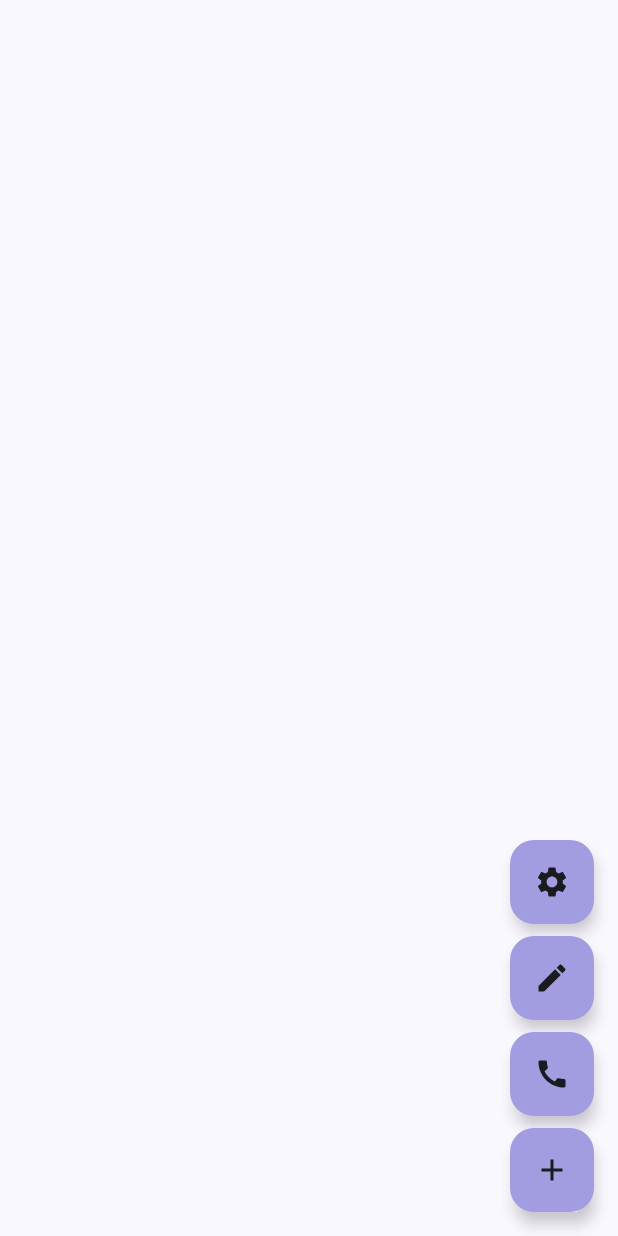
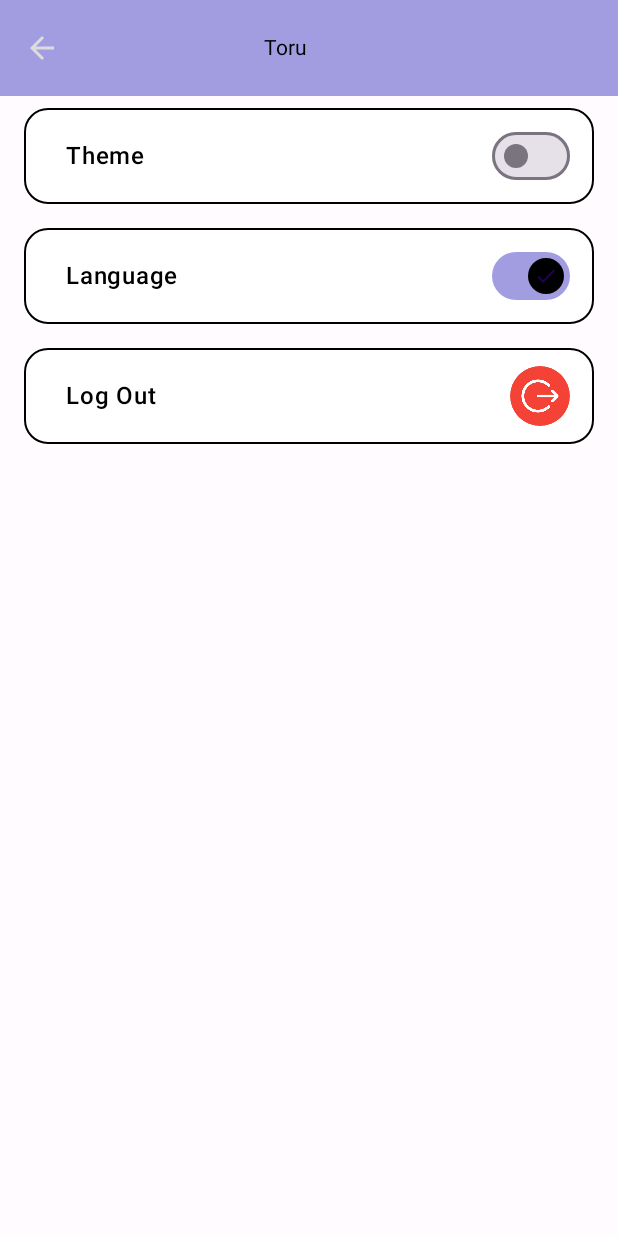
Before and after one commit to sudesuvar/toruApplication, an Android app built with Jetpack Compose: the MainPage screen opened through its navigation route, after a tap on "Setting Page", on a phone screen of 412 x 824 dp. Run offline under Robolectric (Android 15) with nearby library versions, the phone set to English and light mode, and no system bars; our stand-ins replace Firebase (no records; nobody signed in at launch, a user with empty details on screens opened directly), livedata-compose; 1 other tap on this screen came first.

Commit message:
theme bug

```diff
--- a/app/src/main/java/com/example/toruapplication/Components/ActionBar.kt
+++ b/app/src/main/java/com/example/toruapplication/Components/ActionBar.kt
@@ -18,11 +18,13 @@ import androidx.compose.ui.graphics.Color
 import androidx.compose.ui.res.colorResource
 import androidx.compose.ui.tooling.preview.Preview
 import androidx.compose.ui.unit.dp
+import androidx.navigation.NavController
 import com.example.toruapplication.R
+import com.example.toruapplication.Routes
 
-@Preview
+
 @Composable
-fun ActionBar() {
+fun ActionBar(navController: NavController) {
     var isExpanded by remember { mutableStateOf(false) }
 
     Scaffold(
@@ -31,7 +33,7 @@ fun ActionBar() {
                 AnimatedVisibility(visible = isExpanded, enter = androidx.compose.animation.expandVertically(), exit = androidx.compose.animation.shrinkVertically()) {
                     Column {
                         SmallFab(icon = Icons.Default.Settings, contentDescription = "Setting Page", modifier = Modifier, color = colorResource(R.color.Primary)) {
-                            println("Settings clicked")
+                            navController.navigate(Routes.SettingsPage)
                         }
                         Spacer(modifier = Modifier.height(8.dp))
                         SmallFab(icon = Icons.Default.Edit, contentDescription = "Add Note", modifier = Modifier, color = colorResource(R.color.Primary)) {
--- a/app/src/main/java/com/example/toruapplication/MainActivity.kt
+++ b/app/src/main/java/com/example/toruapplication/MainActivity.kt
@@ -1,38 +1,59 @@
 package com.example.toruapplication
 
+import android.os.Build
 import android.os.Bundle
+import android.util.Log
 import androidx.activity.ComponentActivity
 import androidx.activity.compose.setContent
 import androidx.activity.enableEdgeToEdge
+import androidx.activity.viewModels
+import androidx.annotation.RequiresApi
 import androidx.compose.foundation.layout.Box
 import androidx.compose.foundation.layout.fillMaxSize
 import androidx.compose.material3.CircularProgressIndicator
 import androidx.compose.runtime.Composable
 import androidx.compose.runtime.LaunchedEffect
+import androidx.compose.runtime.getValue
 import androidx.compose.runtime.livedata.observeAsState
 import androidx.compose.runtime.mutableStateOf
 import androidx.compose.runtime.remember
 import androidx.compose.ui.Alignment
 import androidx.compose.ui.Modifier
+import androidx.lifecycle.ViewModelProvider
 import androidx.lifecycle.viewmodel.compose.viewModel
 import androidx.navigation.compose.NavHost
 import androidx.navigation.compose.composable
 import androidx.navigation.compose.rememberNavController
 import com.example.toruapplication.pages.LoginPage
 import com.example.toruapplication.pages.MainPage
+import com.example.toruapplication.pages.SettingsPage
 import com.example.toruapplication.pages.WelcomePage
-import com.example.toruapplication.ui.theme.ToruApplicationTheme
 import com.example.toruapplication.pages.SignupPage
+import com.example.toruapplication.theme.ThemeViewModel
+import com.example.toruapplication.theme.ToruTheme
 import com.example.toruapplication.viewmodel.AuthState
 import com.example.toruapplication.viewmodel.AuthViewModel
+import com.google.firebase.FirebaseApp
 
 
 class MainActivity : ComponentActivity() {
     override fun onCreate(savedInstanceState: Bundle?) {
         super.onCreate(savedInstanceState)
+        FirebaseApp.initializeApp(this)
         enableEdgeToEdge()
         setContent {
-            ToruApplicationTheme {
+            val themeViewModel: ThemeViewModel = viewModel()
+            val isDarkTheme by themeViewModel.isDarkTheme
+            ToruTheme(isDarkTheme = isDarkTheme) {
+                ToruApp()
+                Log.i("TORUTHEME", "Recomposition happened! isDarkTheme: $isDarkTheme")
+            }
+        }
+    }
+}
+
+@Composable
+fun ToruApp(){
     val navController = rememberNavController()
     val authviewModel = AuthViewModel()
     val authState = authviewModel.authState.observeAsState(AuthState.UnAuthenticated)
@@ -44,7 +65,7 @@ class MainActivity : ComponentActivity() {
         } else if (authState.value is AuthState.UnAuthenticated) {
             isLoading.value = false
         } else {
-                        isLoading.value = true // You can add a case for loading if needed
+            isLoading.value = true
         }
     }
 
@@ -71,11 +92,12 @@ class MainActivity : ComponentActivity() {
             composable(Routes.MainPage) {
                 MainPage(navController)
             }
+            composable(Routes.SettingsPage) {
+                SettingsPage(navController, viewModel= authviewModel)
             }
         }
     }
-        }
-    }
+
 }
 
 @Composable
--- a/app/src/main/java/com/example/toruapplication/Routes.kt
+++ b/app/src/main/java/com/example/toruapplication/Routes.kt
@@ -7,5 +7,6 @@ object Routes {
     var LoginPage = "login"
     var SignupPage = "signup"
     var MainPage = "main"
+    var SettingsPage = "settings"
 
 }
--- a/app/src/main/java/com/example/toruapplication/pages/LoginPage.kt
+++ b/app/src/main/java/com/example/toruapplication/pages/LoginPage.kt
@@ -57,7 +57,6 @@ fun LoginPage(navController: NavController, viewModel: AuthViewModel) {
     Box(
         modifier = Modifier
             .fillMaxSize()
-            .background(Color.White)
             .pointerInput(Unit) {
                 detectTapGestures(onTap = {
                     focusManager.clearFocus()
@@ -73,7 +72,7 @@ fun LoginPage(navController: NavController, viewModel: AuthViewModel) {
         ) {
             Text(
                 text = "Login",
-                color = Color.Black,
+                color =MaterialTheme.colorScheme.onSurface,
                 fontSize = 28.sp,
                 style = MaterialTheme.typography.titleLarge
             )
--- a/app/src/main/java/com/example/toruapplication/pages/MainPage.kt
+++ b/app/src/main/java/com/example/toruapplication/pages/MainPage.kt
@@ -6,5 +6,5 @@ import com.example.toruapplication.Components.ActionBar
 
 @Composable
 fun MainPage(navController: NavController){
-    ActionBar()
+    ActionBar(navController = navController)
 }
--- /dev/null
+++ b/app/src/main/java/com/example/toruapplication/pages/SettingsPage.kt
@@ -0,0 +1,184 @@
+package com.example.toruapplication.pages
+
+import android.util.Log
+import androidx.compose.runtime.Composable
+import androidx.navigation.NavController
+import com.example.toruapplication.Components.TopBar
+import androidx.compose.foundation.Image
+import androidx.compose.foundation.background
+import androidx.compose.foundation.border
+import androidx.compose.foundation.clickable
+import androidx.compose.foundation.layout.Box
+import androidx.compose.foundation.layout.Column
+import androidx.compose.foundation.layout.Row
+import androidx.compose.foundation.layout.Spacer
+import androidx.compose.foundation.layout.fillMaxWidth
+import androidx.compose.foundation.layout.height
+import androidx.compose.foundation.layout.padding
+import androidx.compose.foundation.layout.size
+import androidx.compose.foundation.layout.width
+import androidx.compose.foundation.shape.CircleShape
+import androidx.compose.foundation.shape.RoundedCornerShape
+import androidx.compose.material.icons.Icons
+import androidx.compose.material.icons.automirrored.filled.ArrowBack
+import androidx.compose.material.icons.filled.Check
+import androidx.compose.material3.ExperimentalMaterial3Api
+import androidx.compose.material3.Icon
+import androidx.compose.material3.IconButton
+import androidx.compose.material3.MaterialTheme
+import androidx.compose.material3.Scaffold
+import androidx.compose.material3.Switch
+import androidx.compose.material3.SwitchDefaults
+import androidx.compose.material3.Text
+import androidx.compose.material3.TopAppBar
+import androidx.compose.material3.TopAppBarDefaults
+import androidx.compose.runtime.getValue
+import androidx.compose.runtime.mutableStateOf
+import androidx.compose.runtime.remember
+import androidx.compose.ui.Alignment
+import androidx.compose.ui.Modifier
+import androidx.compose.ui.draw.clip
+import androidx.compose.ui.graphics.Color
+import androidx.compose.ui.res.colorResource
+import androidx.compose.ui.res.painterResource
+import androidx.compose.ui.text.TextStyle
+import androidx.compose.ui.text.font.FontWeight
+import androidx.compose.ui.text.style.TextAlign
+import androidx.compose.ui.unit.dp
+import androidx.compose.ui.unit.sp
+import androidx.lifecycle.viewmodel.compose.viewModel
+import com.example.toruapplication.R
+import com.example.toruapplication.theme.ThemeViewModel
+import com.example.toruapplication.viewmodel.AuthViewModel
+
+@OptIn(ExperimentalMaterial3Api::class)
+@Composable
+fun SettingsPage(navController: NavController, viewModel: AuthViewModel){
+    val themeViewModel: ThemeViewModel = viewModel()
+
+    val isDarkTheme by themeViewModel.isDarkTheme
+    var checkedLanguage = remember { mutableStateOf(true) }
+
+    Log.i("Theme", "Recomposition happened! isDarkTheme: $isDarkTheme")
+
+    Scaffold(
+        topBar = {
+            TopAppBar(
+                colors = TopAppBarDefaults.topAppBarColors(
+                    containerColor = colorResource(R.color.Primary),
+                    titleContentColor = colorResource(R.color.BrokenWhite),
+                ),
+                navigationIcon = {
+                    IconButton(onClick = {  }) {
+                        Icon(
+                            imageVector = Icons.AutoMirrored.Filled.ArrowBack,
+                            contentDescription = "Localized description",
+                            tint = colorResource(R.color.BrokenWhite)
+                        )
+                    }
+                },
+                title = {
+                    Text("Toru", textAlign = TextAlign.Center, modifier = Modifier.padding(start = 120.dp),
+                        style = TextStyle(
+                            color =   if (isDarkTheme ) {
+                                MaterialTheme.colorScheme.onSurface
+                            } else {
+                                MaterialTheme.colorScheme.onSurface
+                            }
+
+
+                        )
+                    )
+                }
+            )
+        },
+    ) { innerPadding ->
+        Box(
+            modifier = Modifier
+                .height(640.dp)
+                .padding(innerPadding),
+        ) {
+            Spacer(modifier = Modifier.height(32.dp))
+            Column {
+                SettingOption(
+                    text = "Theme",
+                    checked = isDarkTheme,
+                    onCheckedChange = { themeViewModel.toggleTheme() }
+                )
+                Log.i("Theme", "Current Theme: $isDarkTheme")
+                SettingOption(
+                    text = "Language",
+                    checked = checkedLanguage.value,
+                    onCheckedChange = { checkedLanguage.value = it }
+                )
+                Row(
+                    modifier = Modifier
+                        .fillMaxWidth()
+                        .height(80.dp)
+                        .padding(horizontal = 16.dp, vertical = 8.dp)
+                        .border(width = 1.dp, color = Color.Black, shape = RoundedCornerShape(16.dp))
+                        .background(Color.White, shape = RoundedCornerShape(12.dp))
+                        .padding(vertical = 12.dp, horizontal = 16.dp)
+                        .clickable { viewModel.signout() },
+                    verticalAlignment = Alignment.CenterVertically
+                ) {
+                    Spacer(modifier = Modifier.width(12.dp))
+                    Text(
+                        text = "Log Out",
+                        fontSize = 16.sp,
+                        fontWeight = FontWeight.Medium,
+                        color = Color.Black,
+                        modifier = Modifier.weight(1f)
+                    )
+                    Spacer(modifier = Modifier.width(32.dp))
+                    Image(
+                        painter = painterResource(id = R.drawable.logout),
+                        contentDescription = "Profile Picture",
+                        modifier = Modifier
+                            .size(40.dp)
+                            .clip(CircleShape)
+                    )
+
+                }
+            }
+        }
+    }
+}
+
+@Composable
+fun SettingOption(text: String, checked: Boolean, onCheckedChange: (Boolean) -> Unit) {
+    Row(
+        modifier = Modifier
+            .fillMaxWidth()
+            .height(80.dp)
+            .padding(horizontal = 16.dp, vertical = 8.dp)
+            .border(width = 1.dp, color = Color.Black, shape = RoundedCornerShape(16.dp))
+            .background(Color.White, shape = RoundedCornerShape(12.dp))
+            .padding(vertical = 12.dp, horizontal = 16.dp),
+        verticalAlignment = Alignment.CenterVertically
+    ) {
+        Spacer(modifier = Modifier.width(12.dp))
+        Text(
+            text = text,
+            fontSize = 16.sp,
+            fontWeight = FontWeight.Medium,
+            color = Color.Black,
+            modifier = Modifier.weight(1f)
+        )
+        Switch(
+            checked = checked,
+            onCheckedChange = onCheckedChange,
+            thumbContent = if (checked) {
+                {
+                    Icon(
+                        imageVector = Icons.Filled.Check,
+                        contentDescription = null,
+                        modifier = Modifier.size(SwitchDefaults.IconSize),
+                    )
+                }
+            } else {
+                null
+            }
+        )
+    }
+}
--- /dev/null
+++ b/app/src/main/java/com/example/toruapplication/theme/ThemeViewModel.kt
@@ -0,0 +1,21 @@
+package com.example.toruapplication.theme
+
+import android.util.Log
+import androidx.compose.runtime.MutableState
+import androidx.compose.runtime.State
+import androidx.compose.runtime.mutableStateOf
+import androidx.lifecycle.ViewModel
+import kotlinx.coroutines.flow.MutableStateFlow
+import kotlinx.coroutines.flow.StateFlow
+
+class ThemeViewModel: ViewModel() {
+    private var _isDarkTheme = mutableStateOf(false)
+    val isDarkTheme: MutableState<Boolean> get() = _isDarkTheme // Değişiklik burada
+
+    fun toggleTheme() {
+        _isDarkTheme.value = !_isDarkTheme.value // Şu anda olan temayı tersine çeviriyoruz
+        Log.i("Theme", "Toggled Theme: ${_isDarkTheme.value}") // Tema değişikliğini loglat
+    }
+
+
+}
--- a/app/src/main/java/com/example/toruapplication/viewmodel/AuthViewModel.kt
+++ b/app/src/main/java/com/example/toruapplication/viewmodel/AuthViewModel.kt
@@ -1,6 +1,5 @@
 package com.example.toruapplication.viewmodel
 
-import android.provider.ContactsContract.CommonDataKinds.Email
 import androidx.lifecycle.LiveData
 import androidx.lifecycle.MutableLiveData
 import com.google.firebase.auth.FirebaseAuth
```
Also changed, not shown: app/src/main/java/com/example/toruapplication/Components/TopBar.kt (added, +104 -0 lines), app/src/main/java/com/example/toruapplication/theme/ToruTheme.kt (added, +51 -0 lines), app/src/main/res/drawable/logout.png (added). Lines whose indentation alone changed are shown as unchanged.
